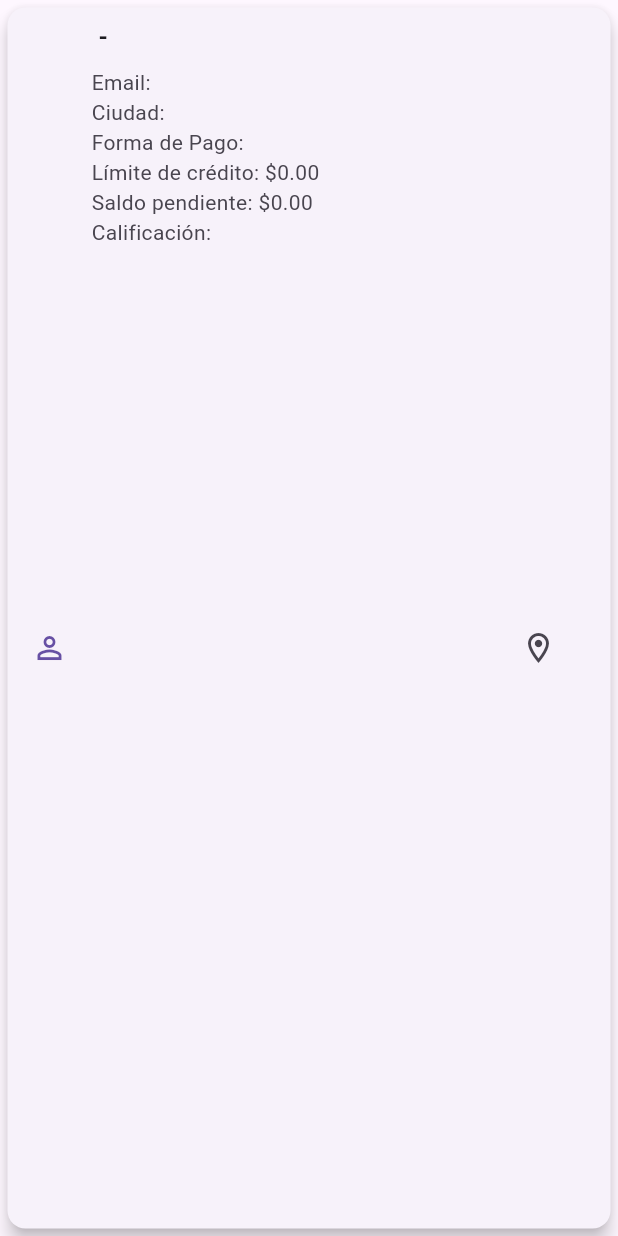
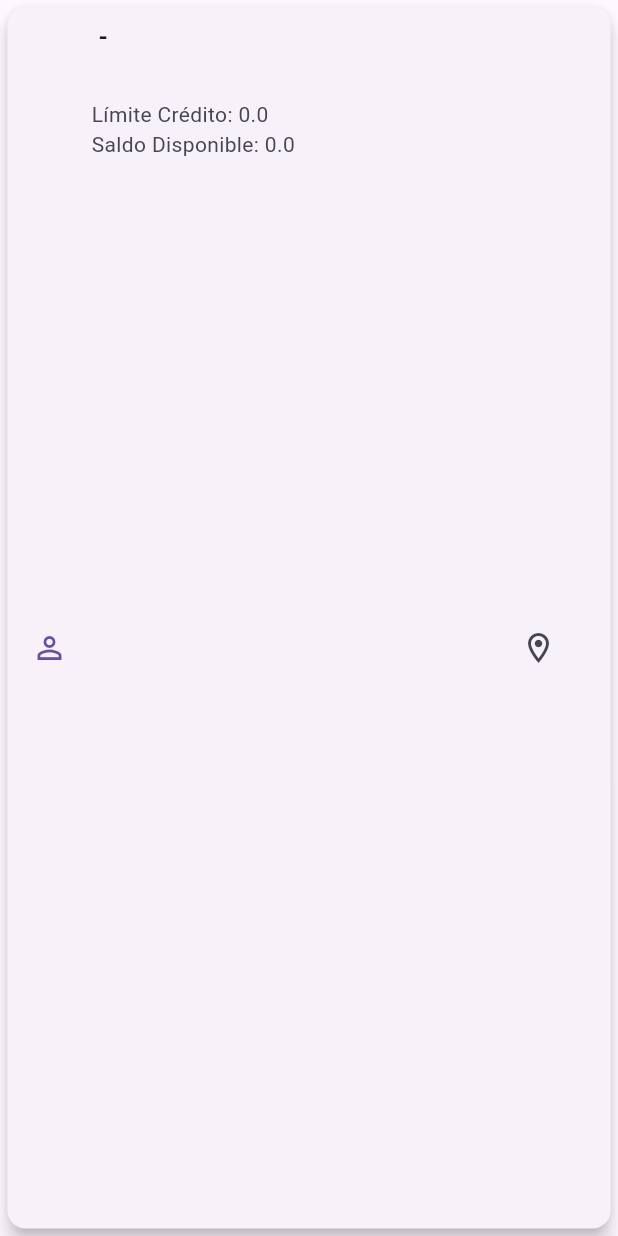
Before and after one commit to hpmezam/mydealer, a Flutter app: the CustomerWidget widget shown alone on an empty page, opened directly with empty values, on a phone screen of 412 x 824 dp. Run offline on Flutter 3.47's test engine with Material 3 defaults, Android fonts, the phone set to English and light mode, and no system bars; our stand-ins replace shared_preferences; accounts and stored records are empty; network calls fail.

Commit message:
Actualizacion API clientes por vendedor

```diff
--- /dev/null
+++ b/devtools_options.yaml
@@ -0,0 +1,3 @@
+description: This file stores settings for Dart & Flutter DevTools.
+documentation: https://docs.flutter.dev/tools/devtools/extensions#configure-extension-enablement-states
+extensions:
--- a/lib/models/customers.dart
+++ b/lib/models/customers.dart
@@ -1,63 +1,40 @@
 class Customer {
+  final int codRutaDet;
   final String codCliente;
-  final String codTipoCliente;
-  final String nombre;
-  final String email;
-  final String password;
-  final String pais;
-  final String provincia;
-  final String ciudad;
-  final String codVendedor;
-  final String codFormaPago;
-  final String estado;
+  final String codDireccionEnvio;
+  final String cedulaRuc;
+  final String nombreCliente;
+  final String direccion;
+  final double? latitud;
+  final double? longitud;
   final double limiteCredito;
   final double saldoPendiente;
-  final String cedulaRuc;
-  final String codListaPrecio;
-  final String calificacion;
-  final String nombreComercial;
 
   Customer({
+    required this.codRutaDet,
     required this.codCliente,
-    required this.codTipoCliente,
-    required this.nombre,
-    required this.email,
-    required this.password,
-    required this.pais,
-    required this.provincia,
-    required this.ciudad,
-    required this.codVendedor,
-    required this.codFormaPago,
-    required this.estado,
+    required this.codDireccionEnvio,
+    required this.cedulaRuc,
+    required this.nombreCliente,
+    required this.direccion,
+    this.latitud,
+    this.longitud,
     required this.limiteCredito,
     required this.saldoPendiente,
-    required this.cedulaRuc,
-    required this.codListaPrecio,
-    required this.calificacion,
-    required this.nombreComercial,
   });
 
   factory Customer.fromJson(Map<String, dynamic> json) {
     return Customer(
-      codCliente: json['codcliente'] ?? '',
-      codTipoCliente: json['codtipocliente'] ?? '',
-      nombre: json['nombre'] ?? '',
-      email: json['email']?.replaceAll("'", "") ?? '',
-      password: json['password'] ?? '',
-      pais: json['pais']?.replaceAll("'", "") ?? '',
-      provincia: json['provincia'] ?? '',
-      ciudad: json['ciudad']?.replaceAll("'", "") ?? '',
-      codVendedor: json['codvendedor']?.replaceAll("'", "") ?? '',
-      codFormaPago: json['codformapago']?.replaceAll("'", "") ?? '',
-      estado: json['estado'] ?? '',
-      limiteCredito:
-          double.tryParse(json['limitecredito']?.toString() ?? '0') ?? 0.0,
-      saldoPendiente:
-          double.tryParse(json['saldopendiente']?.toString() ?? '0') ?? 0.0,
+      codRutaDet: json['codrutadet'] ?? 0,
+      codCliente: json['codcliente']?.replaceAll("'", "") ?? '',
+      codDireccionEnvio: json['coddireccionenvio']?.replaceAll("'", "") ?? '',
       cedulaRuc: json['cedularuc']?.replaceAll("'", "") ?? '',
-      codListaPrecio: json['codlistaprecio']?.replaceAll("'", "") ?? '',
-      calificacion: json['calificacion']?.replaceAll("'", "") ?? '',
-      nombreComercial: json['nombrecomercial'] ?? '',
+      nombreCliente: json['cliente_nombre']?.replaceAll("'", "") ?? '',
+      direccion: json['direccion']?.replaceAll("'", "") ?? '',
+      latitud: json['latitud'] != null ? double.tryParse(json['latitud'].toString()) : null,
+      longitud: json['longitud'] != null ? double.tryParse(json['longitud'].toString()) : null,
+      limiteCredito: double.tryParse(json['limitecredito'].toString()) ?? 0.0,
+      saldoPendiente: double.tryParse(json['saldopendiente'].toString()) ?? 0.0,
     );
   }
 }
--- a/lib/utils/app_constants.dart
+++ b/lib/utils/app_constants.dart
@@ -7,7 +7,7 @@ class AppConstants {
   static const String companyName = '6Valley';
   static const String baseUrl = 'http://home.mydealer.ec:8000';
   static const String loginUri = '/api/login';
-  static const String curtomerUri = '/api/pedidosCliente/ve001';
+  static const String curtomerUri = "/api/vendedor/clientes/'262'";
   static const String configUri = '/api/v1/config';
   static const String sellerUri = '/api/v3/seller/seller-info';
   static const String sellerAndBankUpdate = '/api/v3/seller/seller-update';
--- a/lib/views/customers.dart
+++ b/lib/views/customers.dart
@@ -120,7 +120,7 @@ class _CustomersPageState extends State<CustomersPage>
 
   void _filterCustomers(String query) {
     List<Customer> results = customers.where((customer) {
-      return customer.nombre.toLowerCase().contains(query.toLowerCase()) ||
+      return customer.nombreCliente.toLowerCase().contains(query.toLowerCase()) ||
           customer.codCliente.toLowerCase().contains(query.toLowerCase());
     }).toList();
     setState(() {
--- a/lib/widgets/customer/customer_widget.dart
+++ b/lib/widgets/customer/customer_widget.dart
@@ -4,7 +4,7 @@ import 'package:mydealer/models/customers.dart';
 class CustomerWidget extends StatelessWidget {
   final Customer customer;
 
-  const CustomerWidget({Key? key, required this.customer}) : super(key: key);
+  const CustomerWidget({super.key, required this.customer});
 
   @override
   Widget build(BuildContext context) {
@@ -12,21 +12,16 @@ class CustomerWidget extends StatelessWidget {
       margin: const EdgeInsets.all(5.0),
       elevation: 5,
       child: ListTile(
-        title: Text('${customer.codCliente} - ${customer.nombre}',
+        title: Text('${customer.codCliente} - ${customer.nombreCliente}',
             style: const TextStyle(fontWeight: FontWeight.bold)),
         subtitle: Padding(
           padding: const EdgeInsets.only(top: 8.0),
           child: Column(
             crossAxisAlignment: CrossAxisAlignment.start,
             children: <Widget>[
-              Text('Email: ${customer.email}'),
-              Text('Ciudad: ${customer.ciudad}'),
-              Text('Forma de Pago: ${customer.codFormaPago}'),
-              Text(
-                  'Límite de crédito: \$${customer.limiteCredito.toStringAsFixed(2)}'),
-              Text(
-                  'Saldo pendiente: \$${customer.saldoPendiente.toStringAsFixed(2)}'),
-              Text('Calificación: ${customer.calificacion}'),
+              Text(customer.direccion),
+              Text('Límite Crédito: ${customer.limiteCredito}'),
+              Text('Saldo Disponible: ${customer.saldoPendiente}'),
             ],
           ),
         ),
@@ -41,8 +36,8 @@ class CustomerWidget extends StatelessWidget {
               builder: (BuildContext context) {
                 return AlertDialog(
                   title: const Text('Acciones'),
-                  content:
-                      Text('Selecciona una acción para ${customer.nombre}'),
+                  content: Text(
+                      'Selecciona una acción para ${customer.nombreCliente}'),
                   actions: <Widget>[
                     TextButton(
                       onPressed: () => Navigator.pop(context),
@@ -60,46 +55,7 @@ class CustomerWidget extends StatelessWidget {
             );
           },
         ),
-        onTap: () {
-          _showCustomerDetails(context, customer);
-        },
       ),
     );
   }
-
-  void _showCustomerDetails(BuildContext context, Customer customer) {
-    showDialog(
-      context: context,
-      builder: (BuildContext context) {
-        return AlertDialog(
-          title: const Text('Detalles de Cliente'),
-          content: SingleChildScrollView(
-            child: ListBody(
-              children: <Widget>[
-                Text('Nombre: ${customer.nombre}'),
-                Text('Email: ${customer.email}'),
-                Text('Ciudad: ${customer.ciudad}'),
-                Text('País: ${customer.pais}'),
-                Text('Vendedor: ${customer.codVendedor}'),
-                Text('Forma de Pago: ${customer.codFormaPago}'),
-                Text('Estado: ${customer.estado}'),
-                Text(
-                    'Límite de crédito: \$${customer.limiteCredito.toStringAsFixed(2)}'),
-                Text(
-                    'Saldo pendiente: \$${customer.saldoPendiente.toStringAsFixed(2)}'),
-                Text('Calificación: ${customer.calificacion}'),
-                Text('Nombre comercial: ${customer.nombreComercial}'),
-              ],
-            ),
-          ),
-          actions: <Widget>[
-            TextButton(
-              onPressed: () => Navigator.of(context).pop(),
-              child: const Text('Cerrar'),
-            ),
-          ],
-        );
-      },
-    );
-  }
 }
```
